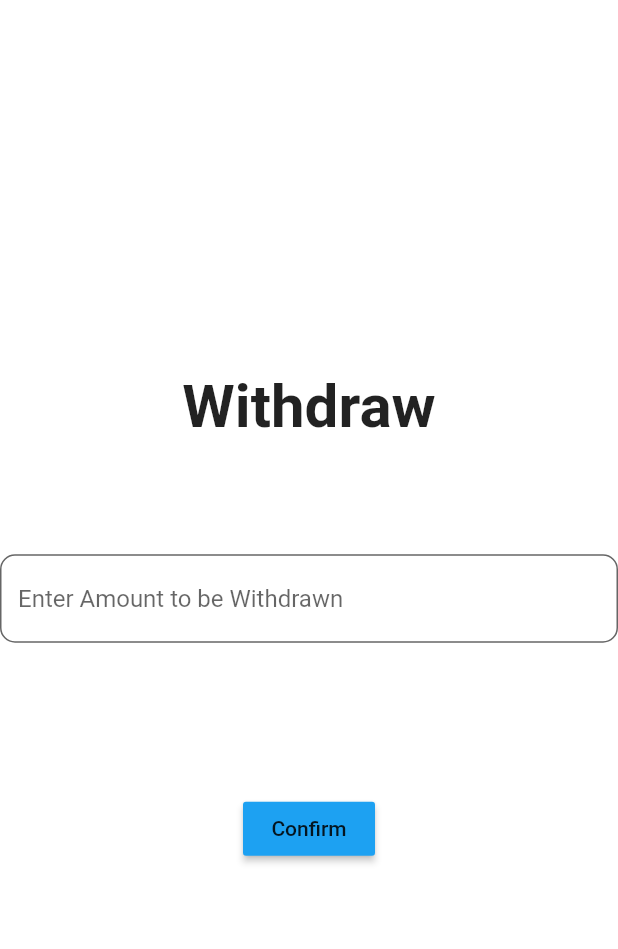
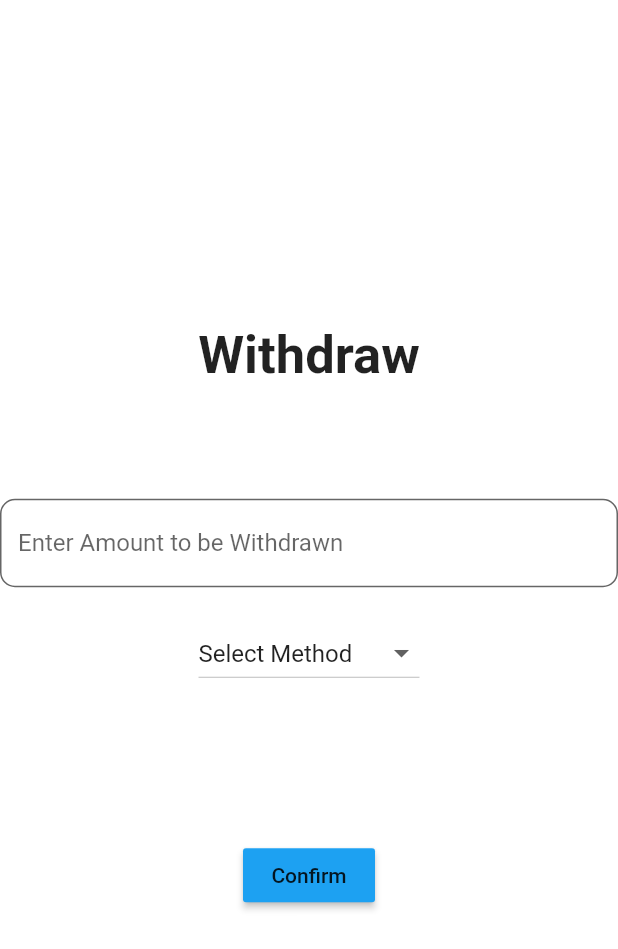
Before and after one commit to Mahmoudoe/gpu_task, a Flutter app: the Withdraw screen opened directly, after a tap on "Confirm", on a phone screen of 412 x 824 dp. Shown: the top 949 px of the screen. Run offline on Flutter 3.47's test engine with Material 2 defaults, Android fonts, the phone set to English and light mode, and no system bars; our stand-ins replace circular_profile_avatar, image_picker, qr_flutter; Roboto replaces fonts that are missing (Cairo).

Commit message:
GP Task V.3.0

```diff
--- a/lib/Withdraw.dart
+++ b/lib/Withdraw.dart
@@ -1,13 +1,44 @@
+import 'dart:math';
+
 import 'package:flutter/cupertino.dart';
 import 'package:flutter/material.dart';
-import 'package:gpu_task/Profile.dart';
 
 class Withdraw extends StatefulWidget {
   @override
   WithdrawState createState() => WithdrawState();
 }
 class WithdrawState extends State<Withdraw> {
-  int amount = 150 ;
+
+  String withdrawText = "Withdraw";
+  bool boolWithdraw = true ;
+  final TextEditingController withdrawController = TextEditingController() ;
+  String amount ;
+  int _value = 0;
+
+  var rng = new Random();
+
+
+
+  Future<void> _showMyDialog() async {
+    return showDialog<void>(
+      context: context,
+      // user must tap button!
+      builder: (BuildContext context) {
+        return  AlertDialog(
+          content:Container(width: 200,height :100,child:
+          Center(child:
+          Text("Your pin to withdraw " + withdrawController.text + " is "+ (rng.nextInt(9999-1000)+1000).toString())) ,),
+          actions: [ TextButton( child: Text("Confirm ",),
+              style: TextButton.styleFrom(
+                textStyle:TextStyle(fontSize: 15,fontWeight:FontWeight.bold,
+                    color:Color(0xff1DA1F2)),
+              ),
+        onPressed:(){Navigator.of(context, rootNavigator: true).pop(context);} )],
+        );
+      },
+    );
+  }
+
   @override
   Widget build(BuildContext context) {
     return Scaffold(
@@ -15,28 +46,76 @@ class WithdrawState extends State<Withdraw> {
       // No app bar
       body: Column(mainAxisAlignment: MainAxisAlignment.center,
           children: [
-            Text('Withdraw', style: TextStyle(fontWeight: FontWeight.bold,
-            fontSize: 40.0),),
+            Center(
+              child: Text(withdrawText, style: TextStyle(fontWeight: FontWeight.bold,
+              fontSize: 35.0),),
+            ),
 
             SizedBox(height: 75.0,),
 
             TextField(style: TextStyle(color: Color(0xff000000),),
               keyboardType: TextInputType.number,
+              maxLength: 5,
               decoration: InputDecoration(hintText: "Enter Amount to be Withdrawn ",
-              filled: true,
-              fillColor: Color(0xffffffff),
-              border: OutlineInputBorder(
-                borderRadius: BorderRadius.all(Radius.circular(10.0),),
-              ),
+                counterText: '',
+                filled: true,
+                fillColor: Color(0xffffffff),
+                border: OutlineInputBorder(
+                  borderRadius: BorderRadius.all(Radius.circular(10.0),),
+                ),
             ),
+              controller: withdrawController,
           ),
+
+            SizedBox(height: 20.0,),
+
+            DropdownButton(
+              value: _value,
+              items: [
+                DropdownMenuItem(
+                  child: Text("Select Method"),
+                  value: 0,
+                ),
+                DropdownMenuItem(
+                  child: Text("ATM"),
+                  value: 1,
+                ),
+                DropdownMenuItem(
+                  child: Text("Credit/Debit Card"),
+                  value: 2,
+                ),
+
+              ],
+                onChanged: (int value) {
+                  setState(() {
+                    _value = value;
+                  });
+                },
+            ),
+
 
           SizedBox(height: 100.0,),
 
           MaterialButton(color: Color(0xff1DA1F2) ,child: Text('Confirm'),
             onPressed: () {
-              Navigator.push(context,
-                MaterialPageRoute(builder: (context) => Withdraw() ), );
+              setState(() {
+
+                if (_value ==1)
+                  _showMyDialog();
+                else
+                  /*Navigator.push(
+                    context,
+                    //This Route is Temp Remove Profile and add Cards
+                    MaterialPageRoute(builder: (context) => Profile()),
+                  );*/
+
+
+                if (withdrawController.text != '')
+                  amount = withdrawController.text;
+                withdrawText = amount + ' Withdrawn' ;
+
+              });
+
             },),
 
 
--- a/lib/main.dart
+++ b/lib/main.dart
@@ -1,5 +1,6 @@
 import 'package:flutter/material.dart';
 import 'Profile.dart';
+import 'Withdraw.dart';
 
 
 void main() {
@@ -11,7 +12,8 @@ class MyApp extends StatelessWidget {
   Widget build(BuildContext context) {
     return MaterialApp(
       theme: ThemeData(fontFamily: 'Cairo'),
-      home: Profile(),
+      home: //Withdraw(),
+            Profile(),
     );
   }
 }
```
Also changed, not shown: lib/Profile.dart (+37 -47 lines).
